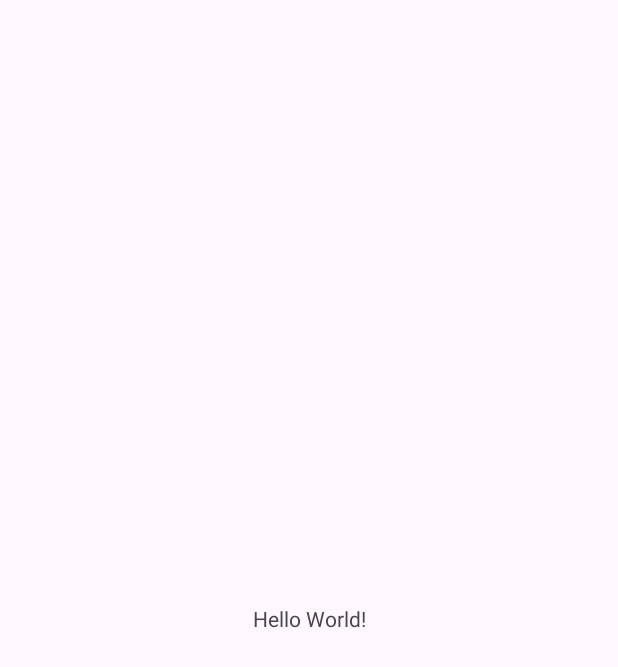
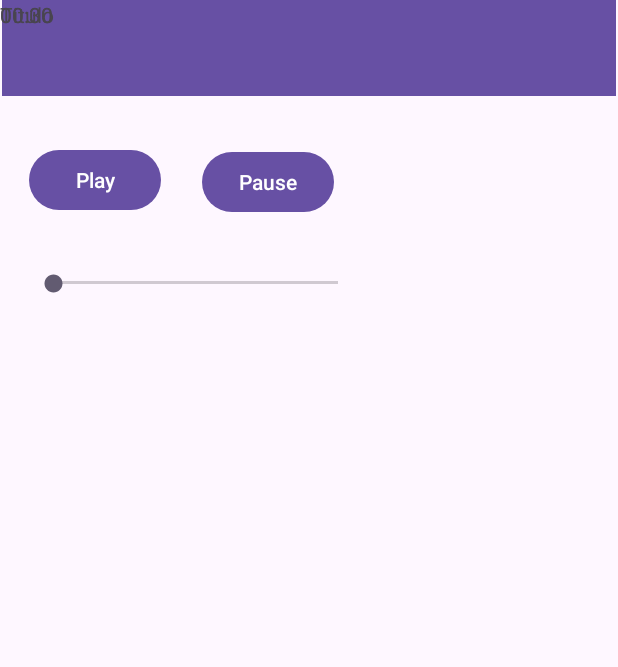
Before and after one commit to djc0009/Reproductor, an Android app: the screen it shows after launch (MainActivity), on a phone screen of 412 x 824 dp. Before the commit the part shown is almost empty. Shown: the top 667 px of the screen. Run offline under Robolectric (Android 15) with nearby library versions, the phone set to English and light mode, and no system bars.

Commit message:
commit 1

```diff
--- a/app/src/main/java/com/example/reproductor_sonidos/MainActivity.java
+++ b/app/src/main/java/com/example/reproductor_sonidos/MainActivity.java
@@ -1,6 +1,11 @@
 package com.example.reproductor_sonidos;
 
+import android.media.MediaPlayer;
 import android.os.Bundle;
+import android.os.Handler;
+import android.widget.Button;
+import android.widget.SeekBar;
+import android.widget.TextView;
 
 import androidx.activity.EdgeToEdge;
 import androidx.appcompat.app.AppCompatActivity;
@@ -10,15 +15,77 @@ import androidx.core.view.WindowInsetsCompat;
 
 public class MainActivity extends AppCompatActivity {
 
+    private MediaPlayer mediaPlayer;
+    private SeekBar seekBar;
+    private TextView tTiempo, tDuracion;
+    private Handler handler = new Handler();
+
     @Override
     protected void onCreate(Bundle savedInstanceState) {
         super.onCreate(savedInstanceState);
         EdgeToEdge.enable(this);
         setContentView(R.layout.activity_main);
+
         ViewCompat.setOnApplyWindowInsetsListener(findViewById(R.id.main), (v, insets) -> {
             Insets systemBars = insets.getInsets(WindowInsetsCompat.Type.systemBars());
             v.setPadding(systemBars.left, systemBars.top, systemBars.right, systemBars.bottom);
             return insets;
         });
+
+        mediaPlayer = MediaPlayer.create(this, R.raw.cancion_caillou);
+
+        Button btnPlay = findViewById(R.id.bPlay);
+        Button btnPause = findViewById(R.id.bPause);
+        seekBar = findViewById(R.id.sBar);
+        tTiempo = findViewById(R.id.tTiempo);
+        tDuracion = findViewById(R.id.tDuracion);
+
+        // Botón Play
+        btnPlay.setOnClickListener(view -> mediaPlayer.start());
+
+        // Botón Pause
+        btnPause.setOnClickListener(view -> mediaPlayer.pause());
+
+        // Obtener duración cuando el MediaPlayer esté preparado
+        mediaPlayer.setOnPreparedListener(mp -> {
+            seekBar.setMax(mediaPlayer.getDuration());
+
+            int durMin = mediaPlayer.getDuration() / 1000 / 60;
+            int durSeg = mediaPlayer.getDuration() / 1000 % 60;
+            tDuracion.setText(String.format("%02d:%02d", durMin, durSeg));
+
+            tTiempo.setText("00:00");
+        });
+
+        // Iniciar actualización del tiempo
+        handler.post(actualizar);
+    }
+
+    // Actualiza el progreso cada segundo
+    private Runnable actualizar = new Runnable() {
+        @Override
+        public void run() {
+            if (mediaPlayer != null) {
+                seekBar.setProgress(mediaPlayer.getCurrentPosition());
+
+                // Pongo el tiempo en el TextView
+                int minutos = mediaPlayer.getCurrentPosition() / 1000 / 60;
+                int segundos = mediaPlayer.getCurrentPosition() / 1000 % 60;
+                String tiempo = String.format("%02d:%02d", minutos, segundos);
+                tTiempo.setText(tiempo);
+
+                handler.postDelayed(this, 1000);
+            }
+        }
+    };
+
+    @Override
+    protected void onDestroy() {
+        super.onDestroy();
+        if (mediaPlayer != null) {
+            mediaPlayer.release();
+            mediaPlayer = null;
+        }
+        handler.removeCallbacks(actualizar);
     }
 }
--- a/app/src/main/res/layout/activity_main.xml
+++ b/app/src/main/res/layout/activity_main.xml
@@ -7,13 +7,68 @@
     android:layout_height="match_parent"
     tools:context=".MainActivity">
 
-    <TextView
-        android:layout_width="wrap_content"
+    <androidx.appcompat.widget.Toolbar
+        android:id="@+id/toolbar"
+        android:layout_width="409dp"
         android:layout_height="wrap_content"
-        android:text="Hello World!"
-        app:layout_constraintBottom_toBottomOf="parent"
+        android:layout_marginStart="1dp"
+        android:layout_marginEnd="1dp"
+        android:background="?attr/colorPrimary"
+        android:minHeight="?attr/actionBarSize"
+        android:theme="?attr/actionBarTheme"
         app:layout_constraintEnd_toEndOf="parent"
         app:layout_constraintStart_toStartOf="parent"
         app:layout_constraintTop_toTopOf="parent" />
 
+    <Button
+        android:id="@+id/bPlay"
+        android:layout_width="wrap_content"
+        android:layout_height="wrap_content"
+        android:layout_marginStart="19dp"
+        android:layout_marginTop="32dp"
+        android:text="Play"
+        app:layout_constraintStart_toStartOf="parent"
+        app:layout_constraintTop_toBottomOf="@+id/toolbar" />
+
+    <Button
+        android:id="@+id/bPause"
+        android:layout_width="wrap_content"
+        android:layout_height="wrap_content"
+        android:layout_marginStart="27dp"
+        android:layout_marginTop="33dp"
+        android:text="Pause"
+        app:layout_constraintStart_toEndOf="@+id/bPlay"
+        app:layout_constraintTop_toBottomOf="@+id/toolbar" />
+
+    <SeekBar
+        android:id="@+id/sBar"
+        android:layout_width="222dp"
+        android:layout_height="16dp"
+        android:layout_marginStart="19dp"
+        android:layout_marginTop="35dp"
+        app:layout_constraintStart_toStartOf="parent"
+        app:layout_constraintTop_toBottomOf="@+id/bPause" />
+
+    <TextView
+        android:id="@+id/tTiempo"
+        android:layout_width="wrap_content"
+        android:layout_height="wrap_content"
+        tools:layout_editor_absoluteX="49dp"
+        tools:layout_editor_absoluteY="225dp" />
+
+    <TextView
+        android:id="@+id/tDuracion"
+        android:layout_width="wrap_content"
+        android:layout_height="wrap_content"
+        tools:layout_editor_absoluteX="144dp"
+        tools:layout_editor_absoluteY="225dp" />
+
+    <TextView
+        android:id="@+id/textView4"
+        android:layout_width="wrap_content"
+        android:layout_height="wrap_content"
+        android:text="Titulo"
+        tools:layout_editor_absoluteX="179dp"
+        tools:layout_editor_absoluteY="18dp" />
+
 </androidx.constraintlayout.widget.ConstraintLayout>
```
Also changed, not shown: 1 other file.
